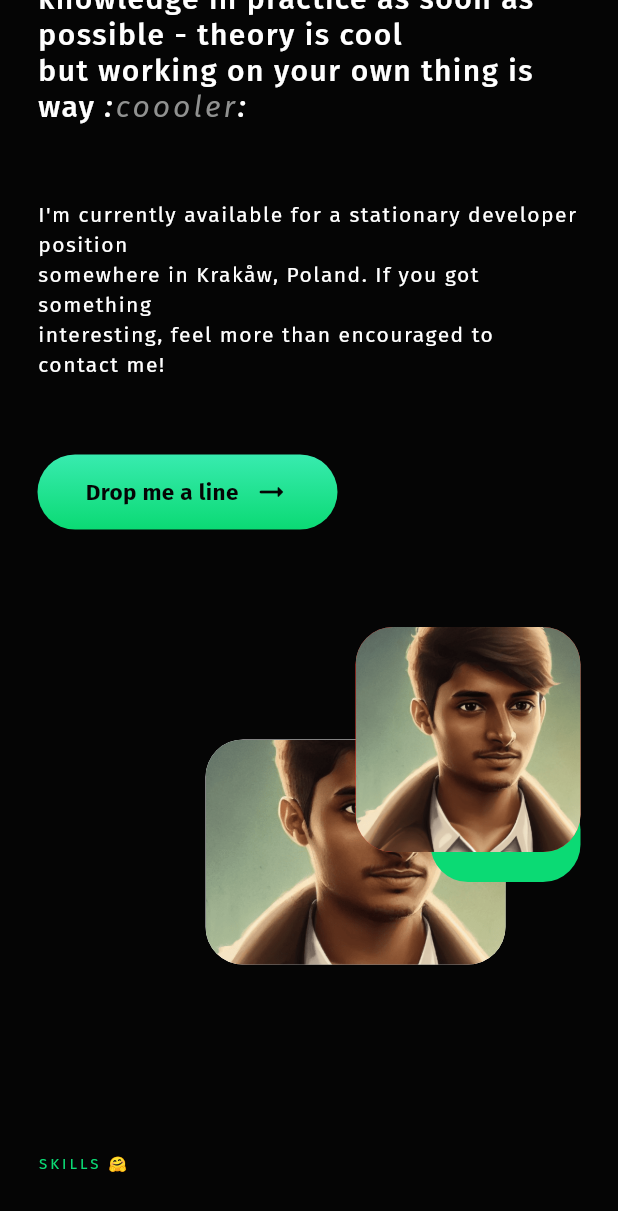
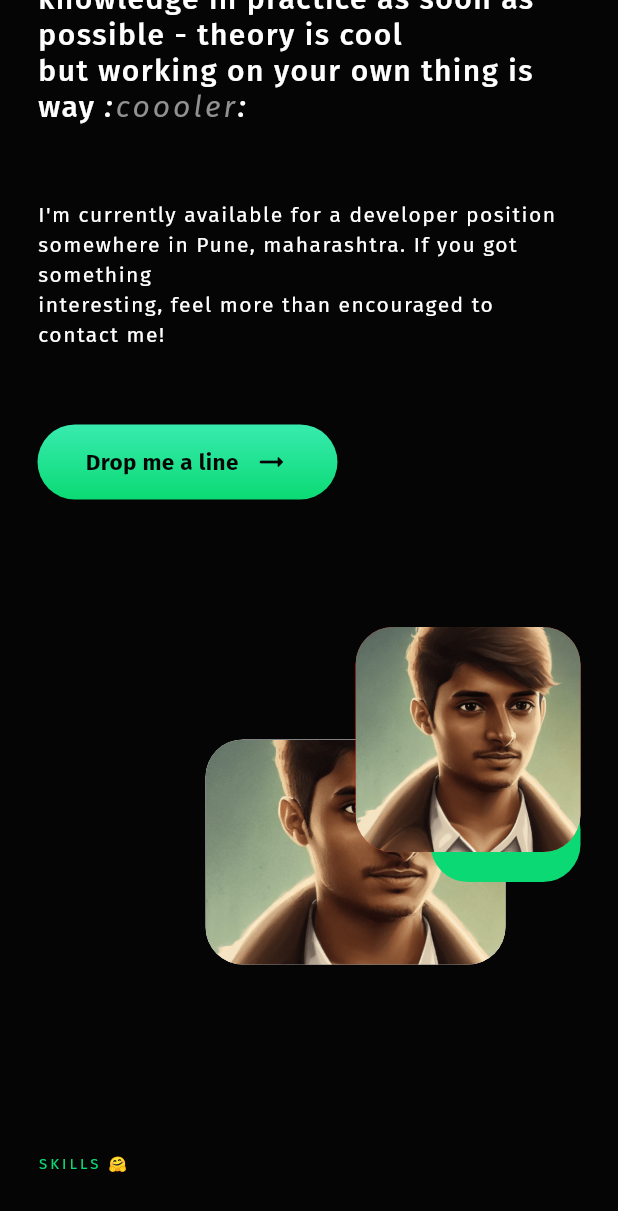
Before and after one commit to viveeeeeek/portfolio_vivek, a Flutter app: the screen it shows after launch, scrolled down 1152 dp, on a phone screen of 412 x 824 dp. Shown: the top 1211 px of the screen. Run offline on Flutter 3.47's test engine with Material 2 defaults, Android fonts, the phone set to English and light mode, and no system bars; drawn by our look-alikes of scroll_to_index; our stand-ins replace animate_do, animated_text_kit, cloud_firestore, firebase_core, flutter_svg, google_fonts and 3 more; accounts and stored records are empty; project files that could hold a hidden picture were left out.

Commit message:
About page fixes

```diff
--- a/lib/device/desktop/about.desktop.dart
+++ b/lib/device/desktop/about.desktop.dart
@@ -35,7 +35,7 @@ class _DesktopAboutState extends State<DesktopAbout> {
                 crossAxisAlignment: CrossAxisAlignment.start,
                 children: [
                   Text(
-                    "I'm currently available for a stationary developer position\nsomewhere in Krakåw, Poland. If you got something\ninteresting, feel more than encouraged to contact me!",
+                    "I'm currently available for a developer position\nsomewhere in Pune, Maharashtra. If you got something\ninteresting, feel more than encouraged to contact me!",
                     style: TextStyle(
                       color: whiteColour,
                       fontSize: 18,
--- a/lib/device/mobile/about.mobile.dart
+++ b/lib/device/mobile/about.mobile.dart
@@ -82,7 +82,7 @@ class _MobileAboutState extends State<MobileAbout> {
                 crossAxisAlignment: CrossAxisAlignment.start,
                 children: [
                   Text(
-                    "I'm currently available for a stationary developer position\nsomewhere in Krakåw, Poland. If you got something\ninteresting, feel more than encouraged to contact me!",
+                    "I'm currently available for a developer position\nsomewhere in Pune, maharashtra. If you got something\ninteresting, feel more than encouraged to contact me!",
                     style: TextStyle(
                       color: whiteColour,
                       fontSize: 14,
```
Also changed, not shown: 1 other file.
